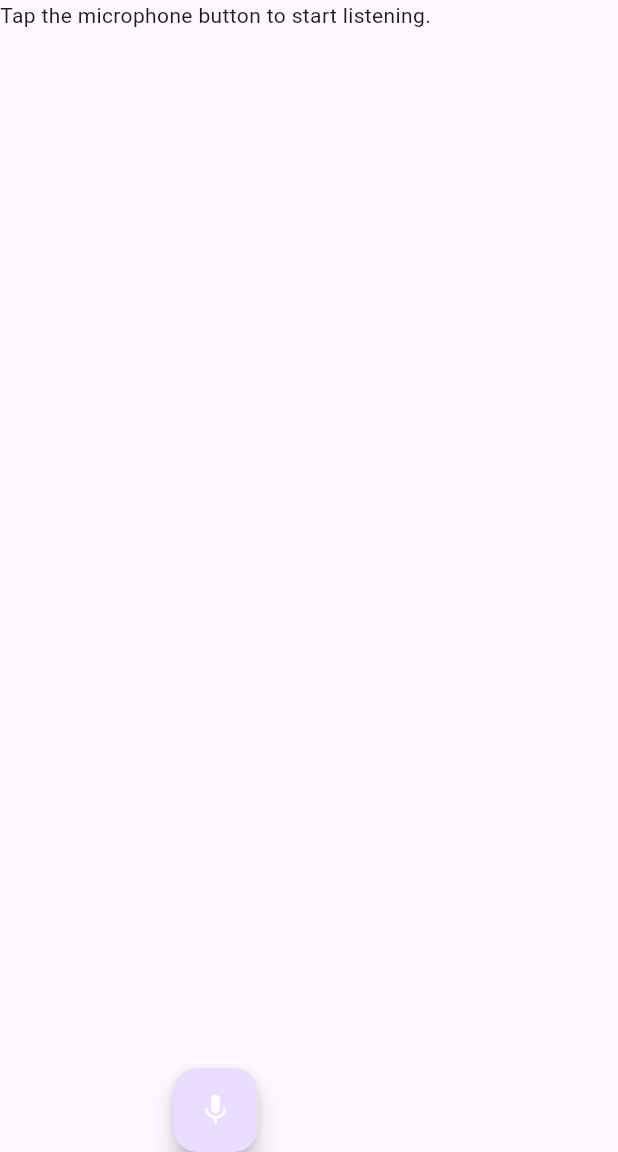
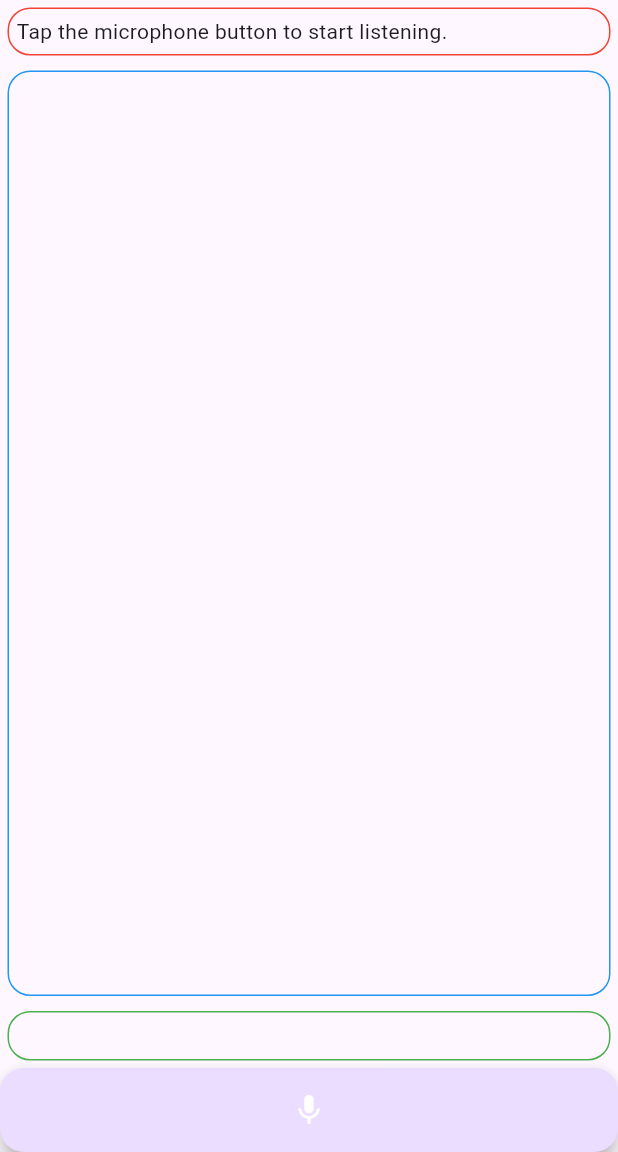
Before and after one commit to vmelia/good_listener, a Flutter app: the screen it shows after launch, on a phone screen of 412 x 824 dp, the part 84-1236 px from its top. Run offline on Flutter 3.47's test engine with Material 3 defaults, Android fonts, the phone set to English and light mode, and no system bars; our stand-ins replace equatable, flutter_bloc, get_it, speech_to_text.

Commit message:
Added text borders.

```diff
--- a/lib/services/speech_to_text_service_impl.dart
+++ b/lib/services/speech_to_text_service_impl.dart
@@ -16,7 +16,7 @@ class SpeechToTextServiceImpl implements SpeechToTextService {
 
   @override
   Future<void> listen() async {
-    await _speechToText.listen(onResult: _onSpeechResult);
+      await _speechToText.listen(onResult: _onSpeechResult);
   }
 
   void _onSpeechResult(SpeechRecognitionResult result) {
--- a/lib/view.dart
+++ b/lib/view.dart
@@ -5,6 +5,7 @@ import 'view.dart';
 
 export "view/pages/home_page.dart";
 export "view/theme/app_theme_impl.dart";
+export "view/widgets/text_with_border.dart";
 
 void configureView() {
   GetIt.I.registerSingleton<AppTheme>(AppThemeImpl());
--- a/lib/view/pages/home_page.dart
+++ b/lib/view/pages/home_page.dart
@@ -5,6 +5,7 @@ import 'package:get_it/get_it.dart';
 import '../../contracts.dart';
 import '../../extensions.dart';
 import '../../state.dart';
+import '../../view.dart';
 
 class HomePage extends StatelessWidget {
   const HomePage({super.key});
@@ -32,10 +33,25 @@ class _HomePageView extends StatelessWidget {
     final speechToTextCubit = GetIt.I<SpeechToTextCubit>();
     final appTheme = GetIt.I<AppTheme>();
     return Column(
+      crossAxisAlignment: CrossAxisAlignment.stretch,
       children: [
-        Text(state.helpText, style: appTheme.helpTextStyle.textStyle),
-        Expanded(child: Text(state.text, style: appTheme.mainTextStyle.textStyle)),
-        Text(state.confidenceText, style: appTheme.confidenceTextStyle.textStyle),
+        TextWithBorder(
+          text: state.helpText,
+          textStyle: appTheme.helpTextStyle.textStyle,
+          colour: Colors.red,
+        ),
+        Expanded(
+          child: TextWithBorder(
+            text: state.text,
+            textStyle: appTheme.mainTextStyle.textStyle,
+            colour: Colors.blue,
+          ),
+        ),
+        TextWithBorder(
+          text: state.confidenceText,
+          textStyle: appTheme.confidenceTextStyle.textStyle,
+          colour: Colors.green,
+        ),
         FloatingActionButton(
           onPressed: () => speechToTextCubit.toggleListening(),
           child: Icon(
--- /dev/null
+++ b/lib/view/widgets/text_with_border.dart
@@ -0,0 +1,23 @@
+import 'package:flutter/material.dart';
+
+class TextWithBorder extends StatelessWidget {
+  const TextWithBorder({
+    super.key,
+    required this.text,
+    required this.textStyle,
+    required this.colour,
+  });
+  final String text;
+  final TextStyle textStyle;
+  final Color colour;
+
+  @override
+  Widget build(BuildContext context) {
+    return Container(
+      margin: const EdgeInsets.all(5.0),
+      padding: const EdgeInsets.all(5.0),
+      decoration: BoxDecoration(border: Border.all(color: colour), borderRadius: BorderRadius.circular(15.0),),
+      child: Text(text, style: textStyle),
+    );
+  }
+}
```
